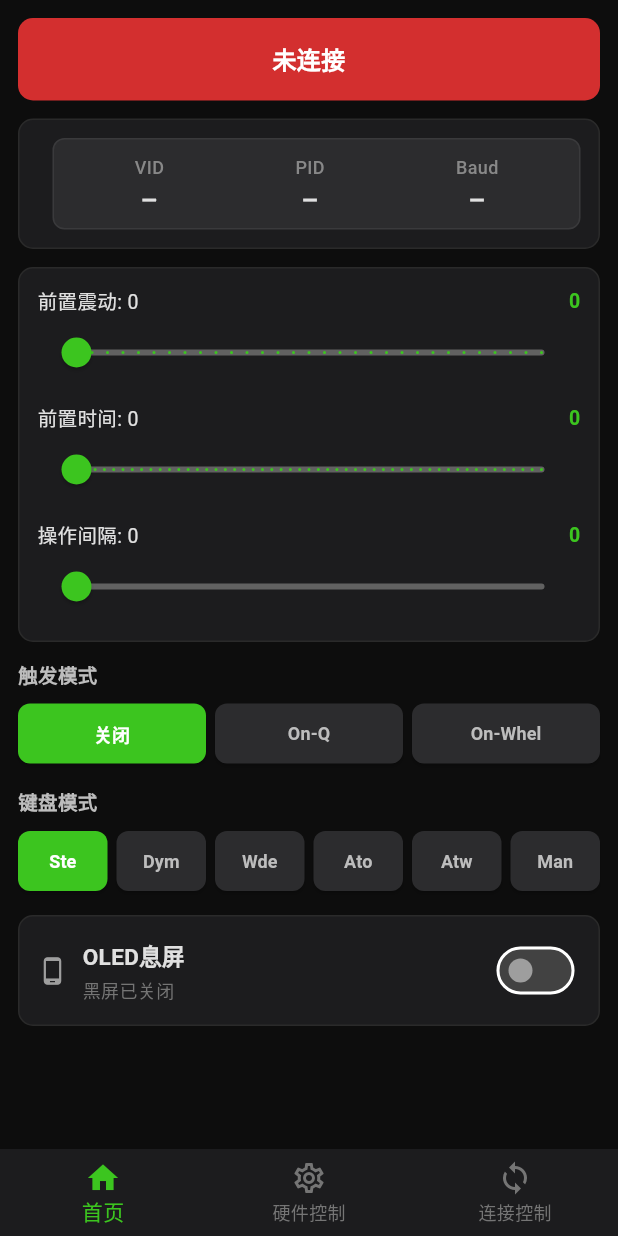
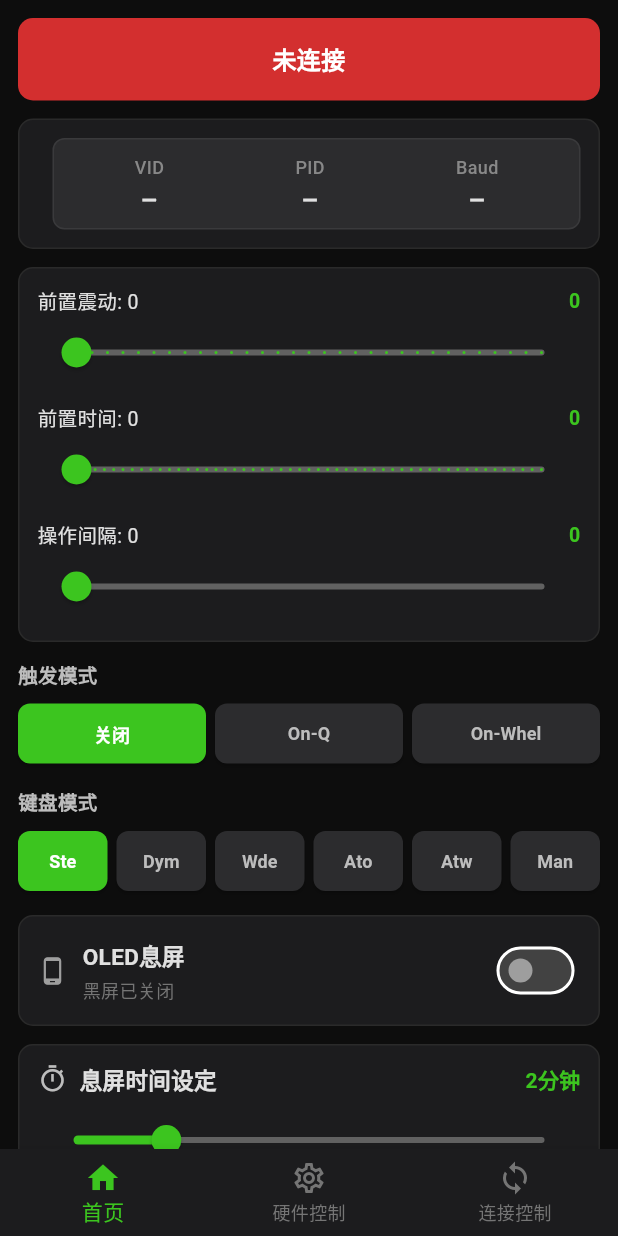
Before and after one commit to tobycroft/flutter_tuuzkb, a Flutter app: the screen it shows after launch, on a phone screen of 412 x 824 dp. Run offline on Flutter 3.47's test engine with Material 3 defaults, Android fonts, the phone set to English and light mode, and no system bars; our stand-ins replace shared_preferences, wakelock_plus.

Commit message:
feat: 新增息屏时间设定滑块(5秒-10分钟)，黑屏点击改为亮屏不关开关
- WsStore新增blackScreenDelaySeconds字段，支持5-600秒范围
- 定时器改用可配置延迟，通过SharedPreferences持久化
- 新增wakeScreen()方法：亮屏+重启定时器，不关闭开关
- main.dart黑屏点击改为调用wakeScreen()
- 首页新增_BlackScreenDelaySlider滑块组件

```diff
--- a/lib/main.dart
+++ b/lib/main.dart
@@ -105,7 +105,7 @@ class _TuuzKBAppState extends State<TuuzKBApp> {
             Positioned.fill(
               child: GestureDetector(
                 onTap: () {
-                  WsStore().oledBlackScreen = false;
+                  WsStore().wakeScreen();
                 },
                 child: Container(color: Colors.black),
               ),
--- a/lib/pages/home_page.dart
+++ b/lib/pages/home_page.dart
@@ -158,6 +158,15 @@ class _HomePageState extends State<HomePage> {
                 isEnabled: ws.oledBlackScreen,
                 onToggle: (v) {
                   ws.oledBlackScreen = v;
+                },
+              ),
+              const SizedBox(height: 12),
+
+              // Black screen delay slider
+              _BlackScreenDelaySlider(
+                delaySeconds: ws.blackScreenDelaySeconds,
+                onChanged: (v) {
+                  ws.setBlackScreenDelay(v);
                 },
               ),
             ],
@@ -711,3 +720,106 @@ class _OledBlackScreenToggle extends StatelessWidget {
     );
   }
 }
+
+class _BlackScreenDelaySlider extends StatelessWidget {
+  final int delaySeconds;
+  final Function(int) onChanged;
+
+  static const int _minSeconds = 5;
+  static const int _maxSeconds = 600;
+
+  const _BlackScreenDelaySlider({
+    required this.delaySeconds,
+    required this.onChanged,
+  });
+
+  String _formatDuration(int totalSeconds) {
+    if (totalSeconds < 60) {
+      return '${totalSeconds}秒';
+    }
+    final minutes = totalSeconds ~/ 60;
+    final seconds = totalSeconds % 60;
+    if (seconds == 0) {
+      return '${minutes}分钟';
+    }
+    return '${minutes}分${seconds}秒';
+  }
+
+  @override
+  Widget build(BuildContext context) {
+    return Container(
+      padding: const EdgeInsets.all(12),
+      decoration: BoxDecoration(
+        color: const Color(0xFF1C1C1E),
+        border: Border.all(color: const Color(0xFF2A2A2A)),
+        borderRadius: BorderRadius.circular(10),
+      ),
+      child: Column(
+        crossAxisAlignment: CrossAxisAlignment.start,
+        children: [
+          Row(
+            mainAxisAlignment: MainAxisAlignment.spaceBetween,
+            children: [
+              Row(
+                children: [
+                  Icon(
+                    Icons.timer_outlined,
+                    color: Colors.grey[400],
+                    size: 20,
+                  ),
+                  const SizedBox(width: 8),
+                  Text(
+                    '息屏时间设定',
+                    style: TextStyle(
+                      color: Colors.grey[300],
+                      fontSize: 15,
+                      fontWeight: FontWeight.w600,
+                    ),
+                  ),
+                ],
+              ),
+              Text(
+                _formatDuration(delaySeconds),
+                style: const TextStyle(
+                  color: Color(0xFF3CC51F),
+                  fontSize: 14,
+                  fontWeight: FontWeight.w700,
+                ),
+              ),
+            ],
+          ),
+          const SizedBox(height: 6),
+          Slider(
+            value: delaySeconds.toDouble(),
+            min: _minSeconds.toDouble(),
+            max: _maxSeconds.toDouble(),
+            activeColor: const Color(0xFF3CC51F),
+            inactiveColor: Colors.grey[700],
+            divisions: (_maxSeconds - _minSeconds) ~/ 5,
+            label: _formatDuration(delaySeconds),
+            onChanged: (v) => onChanged(v.round()),
+          ),
+          Row(
+            mainAxisAlignment: MainAxisAlignment.spaceBetween,
+            children: [
+              Text(
+                '5秒',
+                style: TextStyle(
+                  color: Colors.grey[600],
+                  fontSize: 11,
+                ),
+              ),
+              Text(
+                '10分钟',
+                style: TextStyle(
+                  color: Colors.grey[600],
+                  fontSize: 11,
+                ),
+              ),
+            ],
+          ),
+        ],
+      ),
+    );
+  }
+}
--- a/lib/store/ws.dart
+++ b/lib/store/ws.dart
@@ -176,6 +176,7 @@ class WsStore {
   bool _oledBlackScreen = false;
   bool _isScreenBlack = false;
   Timer? _blackScreenTimer;
+  int _blackScreenDelaySeconds = 120;
 
   final List<VoidCallback> _listeners = [];
 
@@ -203,6 +204,7 @@ class WsStore {
   bool get isConnected => _connected;
   bool get oledBlackScreen => _oledBlackScreen;
   bool get isScreenBlack => _isScreenBlack;
+  int get blackScreenDelaySeconds => _blackScreenDelaySeconds;
 
   // Setters for fields modified by pages
   set currentOutput(String v) {
@@ -253,7 +255,7 @@ class WsStore {
 
   void _startBlackScreenTimer() {
     _cancelBlackScreenTimer();
-    _blackScreenTimer = Timer(const Duration(minutes: 2), () {
+    _blackScreenTimer = Timer(Duration(seconds: _blackScreenDelaySeconds), () {
       _isScreenBlack = true;
       _notifyListeners();
     });
@@ -262,6 +264,34 @@ class WsStore {
   void _cancelBlackScreenTimer() {
     _blackScreenTimer?.cancel();
     _blackScreenTimer = null;
+  }
+
+  void wakeScreen() {
+    if (_isScreenBlack) {
+      _isScreenBlack = false;
+      _notifyListeners();
+    }
+    if (_oledBlackScreen) {
+      _startBlackScreenTimer();
+    }
+  }
+
+  Future<void> setBlackScreenDelay(int seconds) async {
+    _blackScreenDelaySeconds = seconds;
+    final prefs = await SharedPreferences.getInstance();
+    await prefs.setInt('black_screen_delay', seconds);
+    if (_oledBlackScreen && !_isScreenBlack) {
+      _startBlackScreenTimer();
+    }
+    _notifyListeners();
+  }
+
+  Future<void> loadBlackScreenDelay() async {
+    final prefs = await SharedPreferences.getInstance();
+    final saved = prefs.getInt('black_screen_delay');
+    if (saved != null && saved >= 5 && saved <= 600) {
+      _blackScreenDelaySeconds = saved;
+    }
   }
 
   void _onNonPingPongData() {
@@ -473,6 +503,7 @@ class WsStore {
   Future<void> reconnect() async {
     final prefs = await SharedPreferences.getInstance();
     final ip = prefs.getString('config_ip') ?? '';
+    await loadBlackScreenDelay();
     if (ip.isNotEmpty) {
       disconnectWebSocket();
       connectWebSocket(ip);
```
